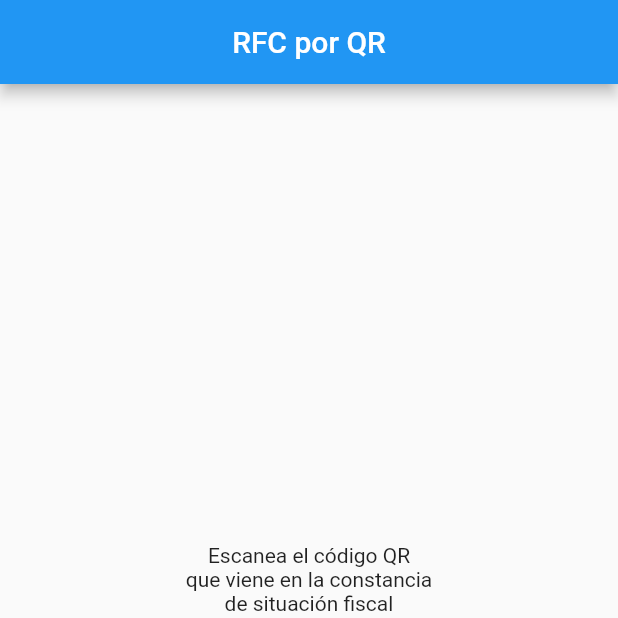
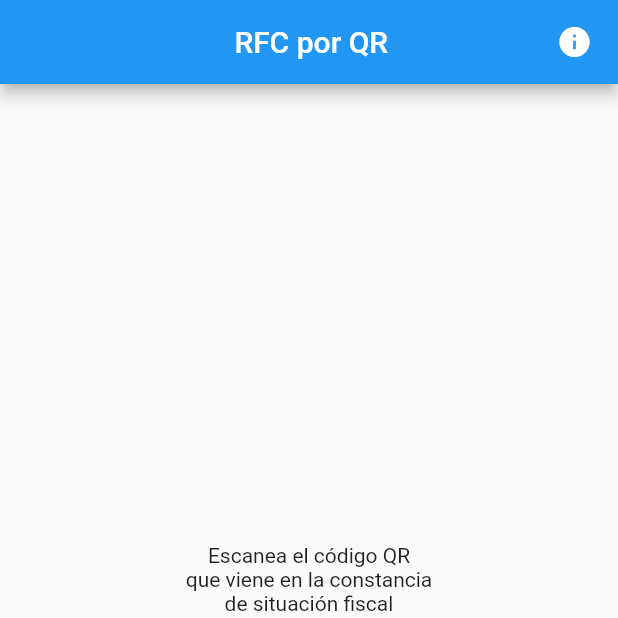
Before and after one commit to OscarTinajero117/rfc_sat_web_scraping, a Flutter app: the screen it shows after launch, after a tap on "Escanear QR", on a phone screen of 412 x 824 dp, the top half of it. Run offline on Flutter 3.47's test engine with Material 2 defaults, Android fonts, the phone set to English and light mode, and no system bars; our stand-ins replace get, permission_handler, share_plus; missing offline and left inert: beautiful_soup_dart, qrscan.

Commit message:
Se agrega el RFC

```diff
--- a/lib/app/modules/home/home_controller.dart
+++ b/lib/app/modules/home/home_controller.dart
@@ -18,11 +18,15 @@ class HomeController extends GetxController {
   RxBool _loading = false.obs;
   bool get loading => _loading.value;
 
+  void toAbout() {
+    Get.toNamed(Routes.ABOUT);
+  }
+
   Future<void> scanQR() async {
-    _loading.value = true;
     final bool cameraPermission = await getPermission(Permission.camera);
     if (cameraPermission) {
       final String? cameraScanResult = await scanner.scan();
+      _loading.value = true;
       if (cameraScanResult != null) {
         if (cameraScanResult.startsWith('https://siat.sat.gob.mx')) {
           final listSplit = cameraScanResult.split('_');
@@ -52,6 +56,8 @@ class HomeController extends GetxController {
             error: "Solo se permiten QR generados por el SAT",
           );
         }
+      } else {
+        _loading.value = false;
       }
     } else {
       SnackBarElements().snackBarWarning(
--- a/lib/app/modules/home/home_page.dart
+++ b/lib/app/modules/home/home_page.dart
@@ -11,9 +11,21 @@ class HomePage extends GetView<HomeController> {
   Widget build(BuildContext context) {
     return Scaffold(
       appBar: AppBar(
-          title: const Center(
-        child: Text('RFC por QR'),
-      )),
+        title: const Center(
+          child: Text(
+            'RFC por QR',
+            textAlign: TextAlign.center,
+          ),
+        ),
+        leading: const SizedBox(width: 5.0),
+        actions: [
+          IconButton(
+            onPressed: controller.toAbout,
+            icon: const Icon(Icons.info),
+          ),
+          const SizedBox(width: 5.0),
+        ],
+      ),
       body: Container(
         alignment: Alignment.center,
         child: SingleChildScrollView(
```
